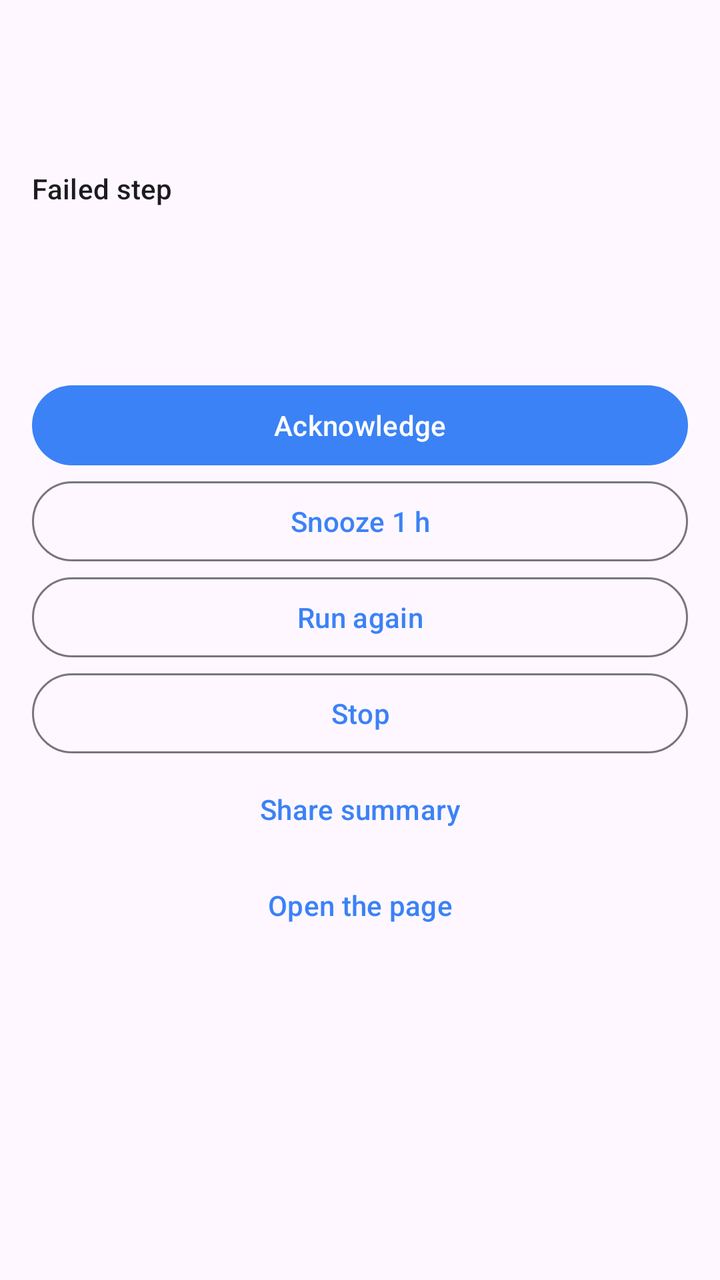
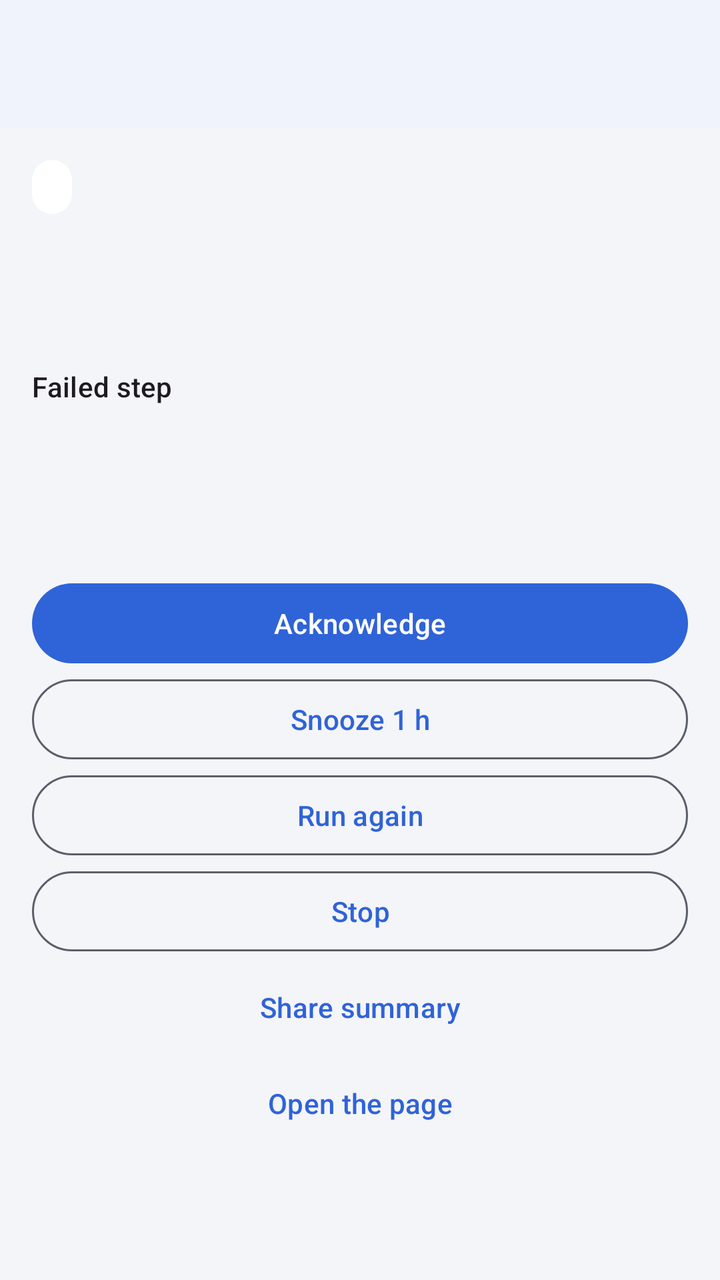

Two renders of the same Android screen: before a commit and after it. Below are the layout's source before the change and the commit's diff.
<!-- AndroidManifest.xml: application theme Theme.KontrolCore -->
<!-- res/layout/activity_detail.xml -->
<?xml version="1.0" encoding="utf-8"?>
<ScrollView xmlns:android="http://schemas.android.com/apk/res/android"
    android:id="@+id/root"
    android:layout_width="match_parent"
    android:layout_height="match_parent"
    android:fillViewport="true">

    <LinearLayout
        android:layout_width="match_parent"
        android:layout_height="wrap_content"
        android:orientation="vertical"
        android:padding="16dp">

        <TextView android:id="@+id/title" android:layout_width="match_parent" android:layout_height="wrap_content" android:textAppearance="?attr/textAppearanceHeadlineSmall" />
        <TextView android:id="@+id/meta" android:layout_width="match_parent" android:layout_height="wrap_content" android:layout_marginTop="4dp" android:textAppearance="?attr/textAppearanceBodySmall" />
        <TextView android:id="@+id/stepLabel" android:layout_width="match_parent" android:layout_height="wrap_content" android:layout_marginTop="16dp" android:text="@string/failed_step" android:textAppearance="?attr/textAppearanceLabelLarge" />
        <TextView android:id="@+id/step" android:layout_width="match_parent" android:layout_height="wrap_content" android:textAppearance="?attr/textAppearanceBodyLarge" android:textIsSelectable="true" />
        <TextView android:id="@+id/stepDetail" android:layout_width="match_parent" android:layout_height="wrap_content" android:layout_marginTop="4dp" android:fontFamily="monospace" android:textAppearance="?attr/textAppearanceBodyMedium" android:textIsSelectable="true" />
        <TextView android:id="@+id/url" android:layout_width="match_parent" android:layout_height="wrap_content" android:layout_marginTop="8dp" android:fontFamily="monospace" android:textAppearance="?attr/textAppearanceBodySmall" android:textIsSelectable="true" />
        <TextView android:id="@+id/status" android:layout_width="match_parent" android:layout_height="wrap_content" android:layout_marginTop="16dp" android:textAppearance="?attr/textAppearanceBodyMedium" android:visibility="gone" />

        <com.google.android.material.button.MaterialButton android:id="@+id/ack" android:layout_width="match_parent" android:layout_height="wrap_content" android:layout_marginTop="16dp" android:text="@string/acknowledge" />
        <com.google.android.material.button.MaterialButton android:id="@+id/snooze" style="@style/Widget.Material3.Button.OutlinedButton" android:layout_width="match_parent" android:layout_height="wrap_content" android:text="@string/snooze_1h" />
        <com.google.android.material.button.MaterialButton android:id="@+id/run" style="@style/Widget.Material3.Button.OutlinedButton" android:layout_width="match_parent" android:layout_height="wrap_content" android:text="@string/run_again" />
        <com.google.android.material.button.MaterialButton android:id="@+id/stop" style="@style/Widget.Material3.Button.OutlinedButton" android:layout_width="match_parent" android:layout_height="wrap_content" android:text="@string/stop" />
        <com.google.android.material.button.MaterialButton android:id="@+id/share" style="@style/Widget.Material3.Button.TextButton" android:layout_width="match_parent" android:layout_height="wrap_content" android:text="@string/share" />
        <com.google.android.material.button.MaterialButton android:id="@+id/open" style="@style/Widget.Material3.Button.TextButton" android:layout_width="match_parent" android:layout_height="wrap_content" android:text="@string/open_page" />
    </LinearLayout>
</ScrollView>
<!-- resources referenced by this layout -->
<resources>
  <string name="acknowledge">Acknowledge</string>
  <string name="failed_step">Failed step</string>
  <string name="open_page">Open the page</string>
  <string name="run_again">Run again</string>
  <string name="share">Share summary</string>
  <string name="snooze_1h">Snooze 1 h</string>
  <string name="stop">Stop</string>
  <style name="Theme.KontrolCore" parent="Theme.Material3.DayNight">
          <item name="colorPrimary">#3B82F6</item>
          <item name="colorOnPrimary">#FFFFFF</item>
      </style>
</resources>

<!-- the commit's change to res/layout/activity_detail.xml (unified diff, before → after) -->
@@ -1,6 +1,13 @@
 <?xml version="1.0" encoding="utf-8"?>
-<ScrollView xmlns:android="http://schemas.android.com/apk/res/android"
+<LinearLayout xmlns:android="http://schemas.android.com/apk/res/android"
     android:id="@+id/root"
+    android:layout_width="match_parent"
+    android:layout_height="match_parent"
+    android:orientation="vertical">
+
+    <include layout="@layout/toolbar" />
+
+<ScrollView
     android:layout_width="match_parent"
     android:layout_height="match_parent"
     android:fillViewport="true">
@@ -11,7 +18,8 @@
         android:orientation="vertical"
         android:padding="16dp">
 
-        <TextView android:id="@+id/title" android:layout_width="match_parent" android:layout_height="wrap_content" android:textAppearance="?attr/textAppearanceHeadlineSmall" />
+        <TextView android:id="@+id/badge" android:layout_width="wrap_content" android:layout_height="wrap_content" android:background="@drawable/card" android:paddingHorizontal="10dp" android:paddingVertical="4dp" android:textAppearance="?attr/textAppearanceLabelLarge" />
+        <TextView android:id="@+id/title" android:layout_marginTop="8dp" android:layout_width="match_parent" android:layout_height="wrap_content" android:textAppearance="?attr/textAppearanceHeadlineSmall" />
         <TextView android:id="@+id/meta" android:layout_width="match_parent" android:layout_height="wrap_content" android:layout_marginTop="4dp" android:textAppearance="?attr/textAppearanceBodySmall" />
         <TextView android:id="@+id/stepLabel" android:layout_width="match_parent" android:layout_height="wrap_content" android:layout_marginTop="16dp" android:text="@string/failed_step" android:textAppearance="?attr/textAppearanceLabelLarge" />
         <TextView android:id="@+id/step" android:layout_width="match_parent" android:layout_height="wrap_content" android:textAppearance="?attr/textAppearanceBodyLarge" android:textIsSelectable="true" />
@@ -27,3 +35,16 @@
         <com.google.android.material.button.MaterialButton android:id="@+id/open" style="@style/Widget.Material3.Button.TextButton" android:layout_width="match_parent" android:layout_height="wrap_content" android:text="@string/open_page" />
     </LinearLayout>
 </ScrollView>
+</LinearLayout>
+<!-- res/layout/toolbar.xml (included above) -->
+<?xml version="1.0" encoding="utf-8"?>
+<com.google.android.material.appbar.MaterialToolbar xmlns:android="http://schemas.android.com/apk/res/android"
+    xmlns:app="http://schemas.android.com/apk/res-auto"
+    android:id="@+id/toolbar"
+    android:layout_width="match_parent"
+    android:layout_height="?attr/actionBarSize"
+    android:background="@color/kc_surface"
+    android:elevation="2dp"
+    android:paddingStart="8dp"
+    app:titleMarginStart="12dp"
+    android:theme="@style/ThemeOverlay.Material3.Toolbar.Surface" />
<!-- resource entries referenced after the edit -->
@@ -1,5 +1,8 @@
 <!-- resources referenced by this layout -->
 <resources>
+  <color name="kc_surface">#FFFFFF</color>
+  <!-- drawable card (drawable) -->
+  <shape xmlns:android="http://schemas.android.com/apk/res/android"><solid android:color="@color/kc_surface" /><corners android:radius="10dp" /></shape>
   <string name="acknowledge">Acknowledge</string>
   <string name="failed_step">Failed step</string>
   <string name="open_page">Open the page</string>
@@ -7,9 +10,25 @@
   <string name="share">Share summary</string>
   <string name="snooze_1h">Snooze 1 h</string>
   <string name="stop">Stop</string>
-  <style name="Theme.KontrolCore" parent="Theme.Material3.DayNight">
-          <item name="colorPrimary">#3B82F6</item>
-          <item name="colorOnPrimary">#FFFFFF</item>
+  <style name="Theme.KontrolCore" parent="Theme.Material3.DayNight.NoActionBar">
+          <item name="colorPrimary">@color/kc_blue</item>
+          <item name="colorOnPrimary">@color/kc_on_blue</item>
+          <item name="colorError">@color/kc_red</item>
+          <item name="android:colorBackground">@color/kc_bg</item>
+          <item name="android:windowBackground">@color/kc_bg</item>
+          <item name="colorSurface">@color/kc_surface</item>
+          <item name="colorOnSurface">@color/kc_text</item>
+          <item name="colorOnBackground">@color/kc_text</item>
+          <item name="colorOnSurfaceVariant">@color/kc_dim</item>
+          <item name="colorOutline">@color/kc_dim</item>
+          <item name="android:statusBarColor">@color/kc_surface</item>
+          <item name="android:windowLightStatusBar">true</item>
       </style>
+  <color name="kc_blue">#2F63D8</color>
+  <color name="kc_on_blue">#FFFFFF</color>
+  <color name="kc_red">#C53D3D</color>
+  <color name="kc_bg">#F4F5F8</color>
+  <color name="kc_text">#1A1D25</color>
+  <color name="kc_dim">#5A5F6C</color>
 </resources>
 
